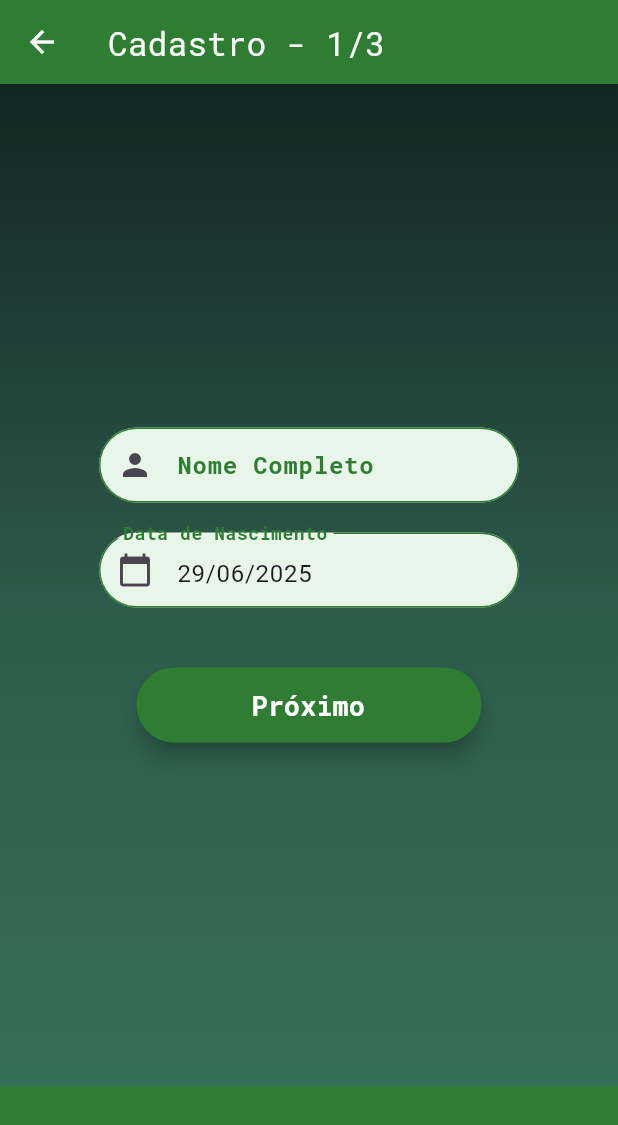
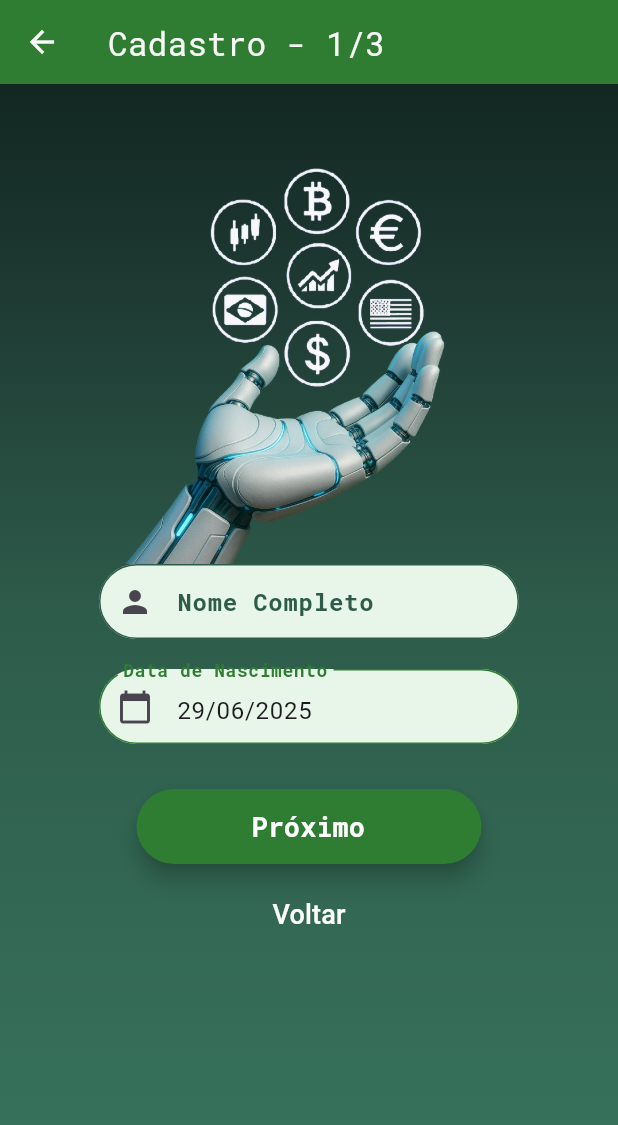
Before and after one commit to GuustavoPetry/marketool_finance, a Flutter app: the RegisterView screen opened by its route, on a phone screen of 412 x 824 dp. Shown: the top 1125 px of the screen. Run offline on Flutter 3.47's test engine with Material 3 defaults, Android fonts, the light colour scheme and no system bars; our stand-ins replace fl_chart; missing offline and left inert: file_selector.

Commit message:
Customizando página de cadastro (#41)
* Centralizando

* Customizando página de cadastro

```diff
--- a/lib/src/views/register_view.dart
+++ b/lib/src/views/register_view.dart
@@ -45,12 +45,21 @@ class _RegisterViewState extends State<RegisterView> {
           iconTheme: IconThemeData(color: Colors.white),
           backgroundColor: const Color(0xFF2E7D32),
         ),
-        bottomNavigationBar: Container(
-          color: const Color(0xFF2E7D32),
-          width: double.infinity,
-          height: 100,
+        body: SingleChildScrollView(
+          child: Column(
+            children: [
+              SizedBox(height: 30),
+              Padding(
+                padding: EdgeInsets.only(right: 25),
+                child: Image.asset(
+                  "assets/images/welcomePng.png",
+                  width: 250,
+                  height: 290,
                 ),
-        body: PageView(
+              ),
+              SizedBox(
+                height: MediaQuery.of(context).size.height * 0.45,
+                child: PageView(
                   controller: _pageController,
                   physics: NeverScrollableScrollPhysics(),
                   children: [
@@ -60,13 +69,16 @@ class _RegisterViewState extends State<RegisterView> {
                   ],
                 ),
               ),
+            ],
+          ),
+        ),
+      ),
     );
   }
 
   Widget _registerStep_01() {
-    return Center(
-      child: Padding(
-        padding: const EdgeInsets.all(16),
+    return Align(
+      alignment: Alignment.topCenter,
       child: SingleChildScrollView(
         child: Column(
           children: [
@@ -91,7 +103,7 @@ class _RegisterViewState extends State<RegisterView> {
                 });
               },
             ),
-              SizedBox(height: 40),
+            SizedBox(height: 30),
             CustomButton(
               label: "Próximo",
               onPressed: () {
@@ -104,17 +116,25 @@ class _RegisterViewState extends State<RegisterView> {
                 );
               },
             ),
+            SizedBox(height: 10),
+            TextButton(
+              onPressed: () {
+                Navigator.pushReplacementNamed(context, "/login");
+              },
+              child: Text(
+                "Voltar",
+                style: TextStyle(color: Colors.white, fontSize: 18),
+              ),
+            ),
           ],
-          ),
         ),
       ),
     );
   }
 
   Widget _registerStep_02() {
-    return Center(
-      child: Padding(
-        padding: const EdgeInsets.only(top: 65),
+    return Align(
+      alignment: Alignment.topCenter,
       child: SingleChildScrollView(
         child: Column(
           children: [
@@ -135,7 +155,7 @@ class _RegisterViewState extends State<RegisterView> {
               inputController: _controller.phoneController,
               inputValidator: _controller.validatePhone,
             ),
-              SizedBox(height: 40),
+            SizedBox(height: 30),
             CustomButton(
               label: "Próximo",
               onPressed: () {
@@ -148,7 +168,7 @@ class _RegisterViewState extends State<RegisterView> {
                 );
               },
             ),
-              SizedBox(height: 15),
+            SizedBox(height: 10),
             TextButton(
               onPressed: () {
                 setState(() {
@@ -167,14 +187,12 @@ class _RegisterViewState extends State<RegisterView> {
           ],
         ),
       ),
-      ),
     );
   }
 
   Widget _registerStep_03() {
-    return Center(
-      child: Padding(
-        padding: const EdgeInsets.only(top: 65),
+    return Align(
+      alignment: Alignment.topCenter,
       child: SingleChildScrollView(
         child: Column(
           children: [
@@ -195,14 +213,14 @@ class _RegisterViewState extends State<RegisterView> {
               inputController: _controller.passwordController,
               inputValidator: _controller.validateConfirmPassword,
             ),
-              SizedBox(height: 40),
+            SizedBox(height: 30),
             CustomButton(
               label: "Finalizar",
               onPressed: () {
                 /// Será implementado a inserção dos cadastro no banco de dados
               },
             ),
-              SizedBox(height: 15),
+            SizedBox(height: 10),
             TextButton(
               onPressed: () {
                 setState(() {
@@ -221,7 +239,6 @@ class _RegisterViewState extends State<RegisterView> {
           ],
         ),
       ),
-      ),
     );
   }
 }
--- a/lib/src/widgets/custom_form_field.dart
+++ b/lib/src/widgets/custom_form_field.dart
@@ -1,6 +1,6 @@
 import 'package:flutter/material.dart';
 
-class CustomFormField extends StatelessWidget {
+class CustomFormField extends StatefulWidget {
   final String text;
   final Icon icon;
   final TextInputType type;
@@ -19,36 +19,61 @@ class CustomFormField extends StatelessWidget {
   });
 
   @override
+  State<CustomFormField> createState() => _CustomFormFieldState();
+}
+
+class _CustomFormFieldState extends State<CustomFormField> {
+  final FocusNode _focusNode = FocusNode();
+  bool _isFocused = false;
+
+  @override
+  void initState() {
+    super.initState();
+    _focusNode.addListener(() {
+      setState(() {
+        _isFocused = _focusNode.hasFocus;
+      });
+    });
+  }
+
+  @override
+  void dispose() {
+    _focusNode.dispose();
+    super.dispose();
+  }
+
+  @override
   Widget build(BuildContext context) {
     return Center(
       child: SizedBox(
         width: 280,
         height: 50,
         child: TextFormField(
-          controller: inputController,
+          focusNode: _focusNode,
+          controller: widget.inputController,
           decoration: InputDecoration(
-            labelText: text,
+            labelText: widget.text,
             labelStyle: TextStyle(
               fontSize: 16,
               fontFamily: "RobotoMono",
               fontWeight: FontWeight.bold,
-              color: Color(0xFF2E7D32),
+              color: _isFocused ? Colors.green : const Color(0xFF2E5C4B),
             ),
-            prefixIcon: icon,
+            prefixIcon: widget.icon,
             border: OutlineInputBorder(borderRadius: BorderRadius.circular(25)),
             enabledBorder: OutlineInputBorder(
               borderRadius: BorderRadius.circular(25),
-              borderSide: BorderSide(color: const Color(0xFF2E7D32), width: 1),
+              borderSide: BorderSide(color: const Color(0xFF2E5C4B), width: 1),
             ),
             focusedBorder: OutlineInputBorder(
               borderRadius: BorderRadius.circular(25),
-              borderSide: BorderSide(color: const Color(0xFF2E7D32), width: 1),
+              borderSide: BorderSide(color: const Color(0xFF2E5C4B), width: 1),
             ),
             fillColor: Color(0xFFE8F5E9),
             filled: true,
           ),
-          obscureText: isObscure,
-          validator: inputValidator,
+          obscureText: widget.isObscure,
+          validator: widget.inputValidator,
         ),
       ),
     );
```
Also changed, not shown: lib/src/views/login_view.dart (+9 -9 lines), lib/src/widgets/custom_text_field.dart (renamed from lib/src/widgets/custom_input_field.dart, +32 -8 lines), assets/images/welcomePng.png (added), assets/images/welcomePng1.png (added), assets/images/welcomePng2.png (added). Lines whose indentation alone changed are shown as unchanged.
